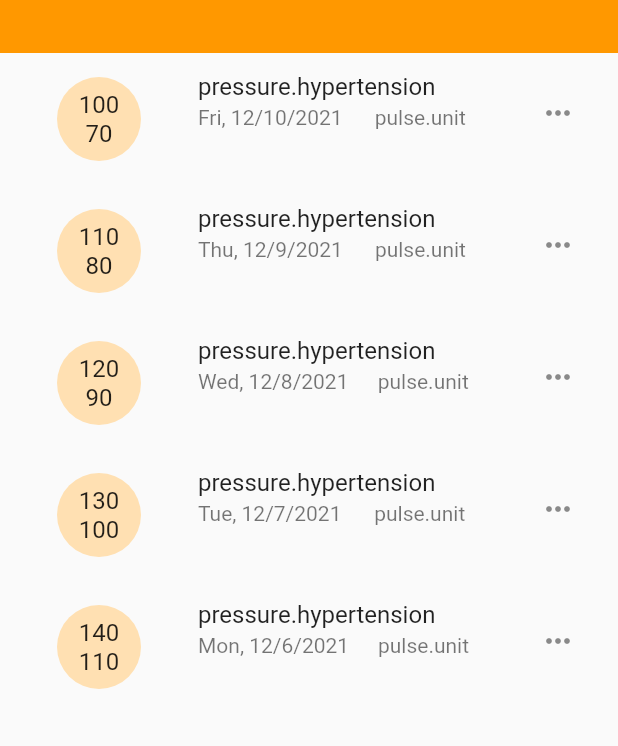
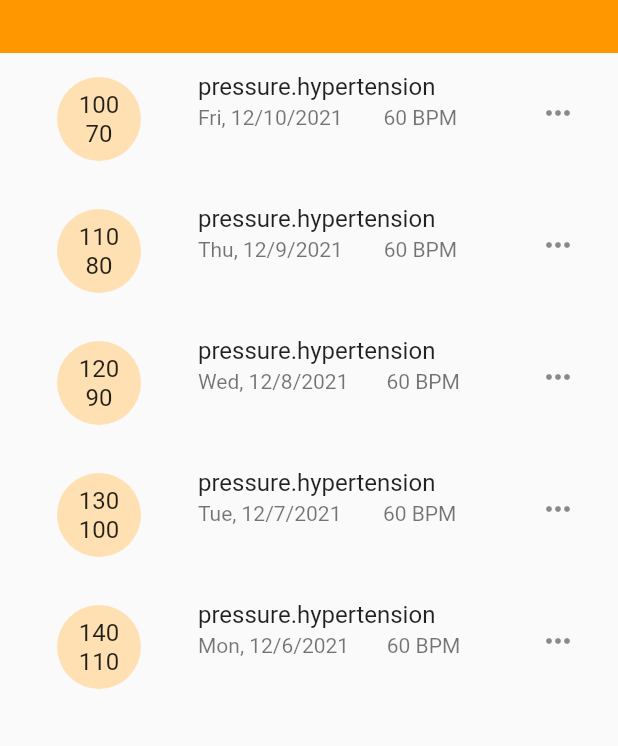
Before and after one commit to darkowl91/sys-dia-log, a Flutter app: the screen it shows after launch, on a phone screen of 412 x 824 dp. Shown: the part 367-1113 px from the top of the screen. Run offline on Flutter 3.47's test engine with Material 2 defaults, Android fonts, the phone set to English and light mode, and no system bars; our stand-ins replace charts_flutter, chopper, flutter_i18n, numberpicker; generated files the repository leaves out were written again.

Commit message:
update deps, unwrap

```diff
--- a/mobile/lib/widgets/list_item.dart
+++ b/mobile/lib/widgets/list_item.dart
@@ -16,7 +16,6 @@ class ListItem extends StatelessWidget {
     return ListTile(
       leading: CircleAvatar(
         radius: 50,
-        child: Expanded(
         child: Column(
           mainAxisAlignment: MainAxisAlignment.center,
           crossAxisAlignment: CrossAxisAlignment.center,
@@ -26,27 +25,23 @@ class ListItem extends StatelessWidget {
           ],
         ),
       ),
-      ),
       title: I18nText('pressure.hypertension'),
       isThreeLine: true,
-      subtitle: Expanded(
-        child: Row(
+      subtitle: Row(
         children: [
           Text(DateFormat.yMEd().format(item.createdAt.toLocal())),
           const Spacer(),
-            I18nText(
-              'pulse.unit',
-              translationParams: {'bpm': item.pulse.bpm.toString()},
+          Text("${item.pulse.bpm} BPM"
           ),
           const Spacer()
         ],
-        ),
       ),
       // trailing: const Icon(Icons.more_horiz),
       trailing: PopupMenuButton(
           icon: const Icon(Icons.more_horiz),
           tooltip: FlutterI18n.translate(context, 'measurement.edit'),
-          itemBuilder: (context) => [
+          itemBuilder: (context) =>
+          [
             PopupMenuItem(
               child: ListTile(
                   leading: const Icon(Icons.delete_forever),
```
Also changed, not shown: mobile/pubspec.lock. Lines whose indentation alone changed are shown as unchanged.
